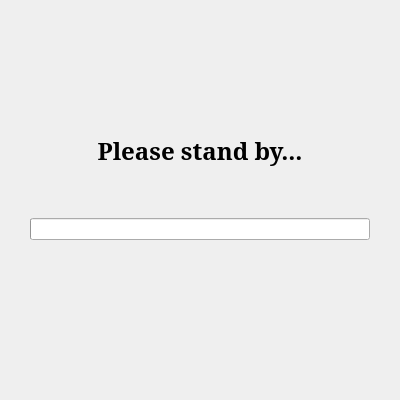
Above: anna_graphica/busybox.ui from matrixsmaster/ANNA before the change. Below: the same form after it.
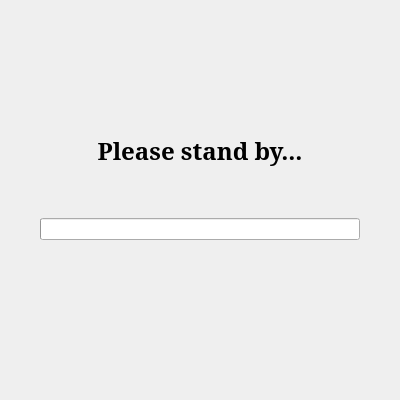
That is the form after the change. Icons and pictures are not drawn.

Patch:
```diff
--- a/anna_graphica/busybox.ui
+++ b/anna_graphica/busybox.ui
@@ -37,13 +37,13 @@
   </property>
   <layout class="QVBoxLayout" name="verticalLayout_2">
    <property name="leftMargin">
-    <number>30</number>
+    <number>40</number>
    </property>
    <property name="topMargin">
     <number>90</number>
    </property>
    <property name="rightMargin">
-    <number>30</number>
+    <number>40</number>
    </property>
    <property name="bottomMargin">
     <number>160</number>
```
